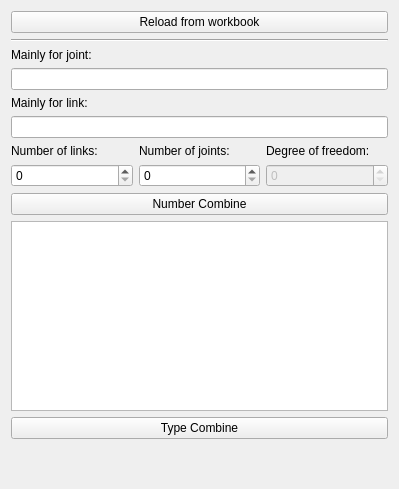
Before: the Qt Designer form core/synthesis/NumberAndTypeSynthesis/Permutations.ui in KmolYuan/Pyslvs-UI, drawn with Qt 5.
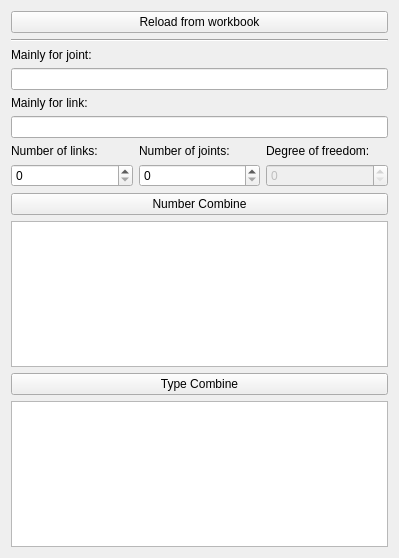
After: the same form once the commit is applied. Icons and pictures are not drawn.

Commit message: Topologic results UI.

Diff of the .ui file:
```diff
--- a/core/synthesis/NumberAndTypeSynthesis/Permutations.ui
+++ b/core/synthesis/NumberAndTypeSynthesis/Permutations.ui
@@ -7,7 +7,7 @@
     <x>0</x>
     <y>0</y>
     <width>399</width>
-    <height>489</height>
+    <height>558</height>
    </rect>
   </property>
   <property name="windowTitle">
@@ -129,17 +129,20 @@
     </widget>
    </item>
    <item>
-    <spacer name="verticalSpacer">
-     <property name="orientation">
-      <enum>Qt::Vertical</enum>
+    <widget class="QListWidget" name="Topologic_result">
+     <property name="movement">
+      <enum>QListView::Static</enum>
      </property>
-     <property name="sizeHint" stdset="0">
-      <size>
-       <width>20</width>
-       <height>40</height>
-      </size>
+     <property name="spacing">
+      <number>3</number>
      </property>
-    </spacer>
+     <property name="viewMode">
+      <enum>QListView::IconMode</enum>
+     </property>
+     <property name="uniformItemSizes">
+      <bool>true</bool>
+     </property>
+    </widget>
    </item>
   </layout>
  </widget>
```
The commit also changes 6 other files.
